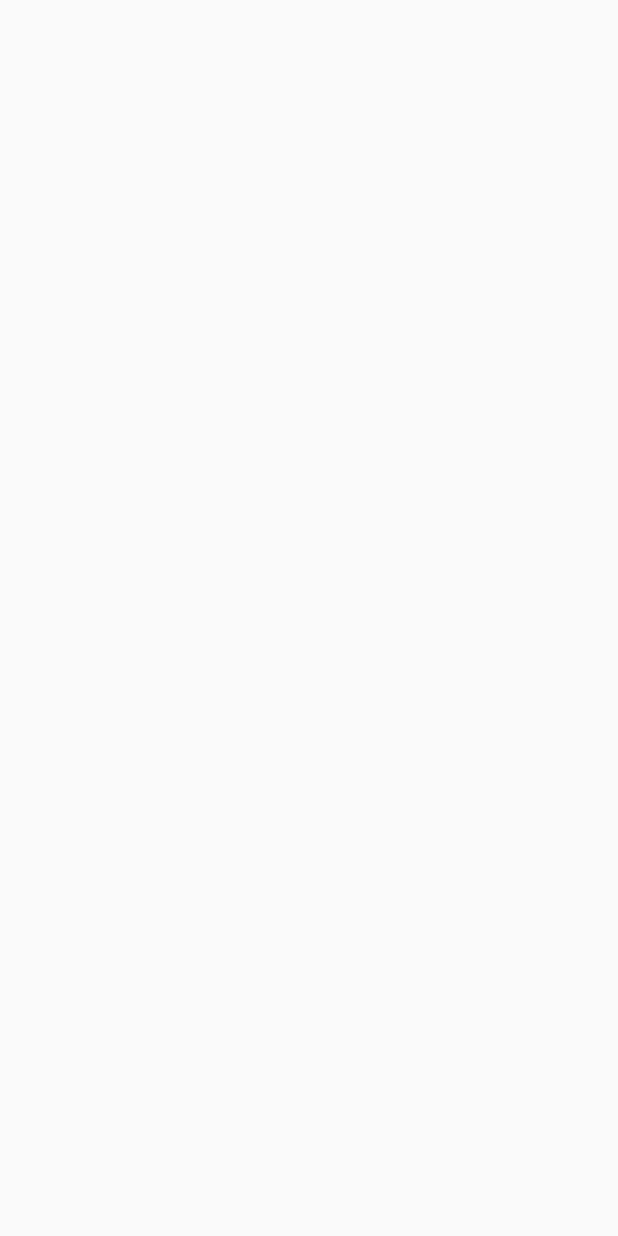
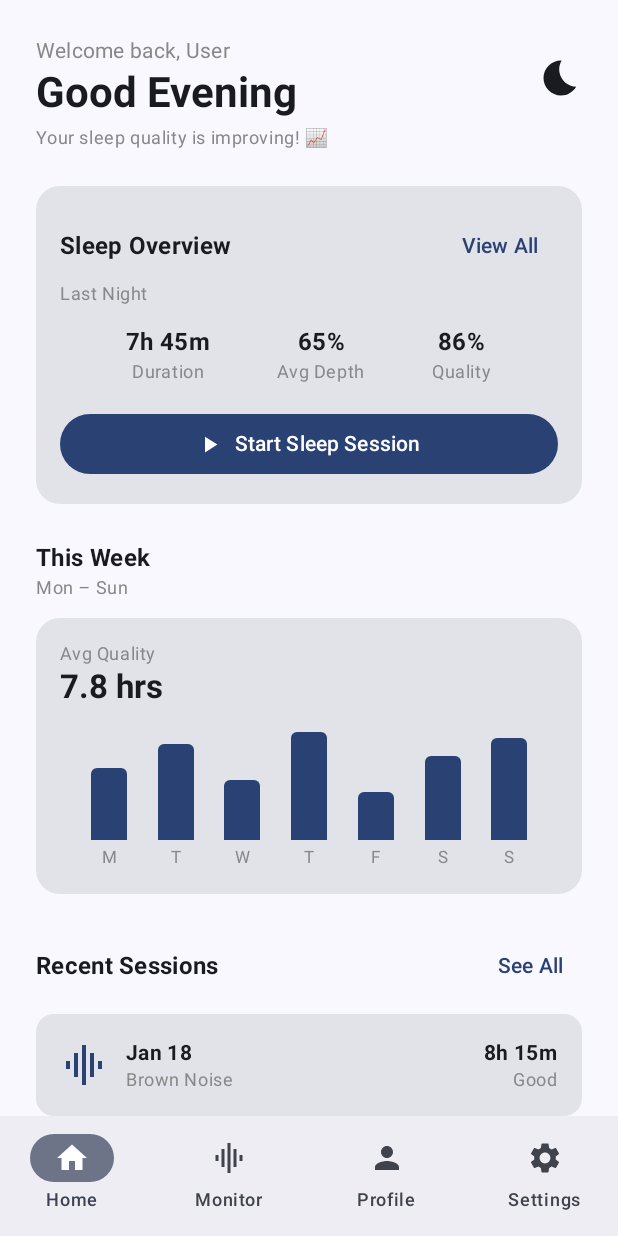
Before and after one commit to Sora-Andrea/CalmSpace, an Android app built with Jetpack Compose: the HomeScreen screen opened through its navigation route, on a phone screen of 412 x 824 dp. Before the commit the screen is empty. Run offline under Robolectric (Android 15) with nearby library versions, the light colour scheme and no system bars.

Commit message:
Home Screen implemented

```diff
--- a/app/src/main/java/com/calmspace/MainActivity.kt
+++ b/app/src/main/java/com/calmspace/MainActivity.kt
@@ -4,14 +4,45 @@ import android.os.Bundle
 import androidx.activity.ComponentActivity
 import androidx.activity.compose.setContent
 import androidx.activity.enableEdgeToEdge
+import androidx.compose.foundation.layout.padding
+import androidx.compose.material3.Scaffold
+import androidx.compose.ui.Modifier
 import androidx.navigation.compose.NavHost
 import androidx.navigation.compose.composable
+import androidx.navigation.compose.currentBackStackEntryAsState
 import androidx.navigation.compose.rememberNavController
 import com.calmspace.ui.authentication.LoginScreen
 import com.calmspace.ui.authentication.SignupScreen
 import com.calmspace.ui.authentication.WelcomeScreen
+import com.calmspace.ui.components.BottomNavigationBar
 import com.calmspace.ui.onboarding.QuestionnaireScreen
+import com.calmspace.ui.screens.HomeScreen
 import com.calmspace.ui.theme.CalmSpaceTheme
+
+// ─────────────────────────────────────────────
+// Route Constants
+// TODO: Move to a dedicated Routes.kt file
+// ─────────────────────────────────────────────
+object Routes {
+    const val WELCOME = "welcome"
+    const val LOGIN = "login"
+    const val SIGNUP = "signup"
+    const val QUESTIONNAIRE = "questionnaire"
+    const val HOME = "home"
+    const val MONITOR = "monitor"
+    const val PROFILE = "profile"
+    const val SETTINGS = "settings"
+}
+
+// ─────────────────────────────────────────────
+// Screens where the bottom nav bar should show
+// ─────────────────────────────────────────────
+val bottomNavRoutes = setOf(
+    Routes.HOME,
+    Routes.MONITOR,
+    Routes.PROFILE,
+    Routes.SETTINGS
+)
 
 class MainActivity : ComponentActivity() {
 
@@ -23,26 +54,46 @@ class MainActivity : ComponentActivity() {
             CalmSpaceTheme {
 
                 val navController = rememberNavController()
+                val currentRoute = navController
+                    .currentBackStackEntryAsState().value?.destination?.route
+
+                Scaffold(
+                    bottomBar = {
+                        if (currentRoute in bottomNavRoutes) {
+                            BottomNavigationBar(
+                                currentRoute = currentRoute,
+                                onNavigate = { route ->
+                                    navController.navigate(route) {
+                                        popUpTo(Routes.HOME) { saveState = true }
+                                        launchSingleTop = true
+                                        restoreState = true
+                                    }
+                                }
+                            )
+                        }
+                    }
+                ) { innerPadding ->
 
                     NavHost(
                         navController = navController,
-                    startDestination = "welcome"
+                        startDestination = Routes.WELCOME,
+                        modifier = Modifier.padding(innerPadding)
                     ) {
 
                         // ───────── Welcome Screen ─────────
-                    composable("welcome") {
+                        composable(Routes.WELCOME) {
                             WelcomeScreen(
                                 onLoginClick = {
-                                navController.navigate("login")
+                                    navController.navigate(Routes.LOGIN)
                                 },
                                 onSignupClick = {
-                                navController.navigate("signup")
+                                    navController.navigate(Routes.SIGNUP)
                                 }
                             )
                         }
 
                         // ───────── Login Screen ─────────
-                    composable("login") {
+                        composable(Routes.LOGIN) {
                             LoginScreen(
                                 onBack = {
                                     navController.popBackStack()
@@ -51,13 +102,15 @@ class MainActivity : ComponentActivity() {
                                     // TODO:
                                     // - Authenticate user
                                     // - Handle success / error
-                                navController.navigate("home")
+                                    navController.navigate(Routes.HOME) {
+                                        popUpTo(Routes.WELCOME) { inclusive = true }
+                                    }
                                 }
                             )
                         }
 
                         // ───────── Signup Screen ─────────
-                    composable("signup") {
+                        composable(Routes.SIGNUP) {
                             SignupScreen(
                                 onBackToLogin = {
                                     navController.popBackStack()
@@ -66,35 +119,53 @@ class MainActivity : ComponentActivity() {
                                     // TODO:
                                     // - Create account
                                     // - Handle success / error
-
-                                // IMPORTANT:
-                                // Signup now goes to onboarding questionnaire
-                                navController.navigate("questionnaire")
+                                    navController.navigate(Routes.QUESTIONNAIRE)
                                 }
                             )
                         }
 
                         // ───────── Questionnaire Screen ─────────
-                    composable("questionnaire") {
+                        composable(Routes.QUESTIONNAIRE) {
                             QuestionnaireScreen(
                                 onFinish = {
                                     // TODO:
                                     // - Save onboarding completion
-                                // - Navigate to dashboard
-                                navController.navigate("home") {
-                                    popUpTo("welcome") { inclusive = true }
+                                    navController.navigate(Routes.HOME) {
+                                        popUpTo(Routes.WELCOME) { inclusive = true }
                                     }
                                 }
                             )
                         }
 
-                    // ───────── Home Screen (placeholder) ─────────
-                    composable("home") {
-                        // TODO:
-                        // Replace with real dashboard / bottom navigation
+                        // ───────── Home Screen ─────────
+                        composable(Routes.HOME) {
+                            HomeScreen(
+                                onStartSession = {
+                                    // TODO: Navigate to active sleep session screen
+                                },
+                                onSeeAllSessions = {
+                                    // TODO: Navigate to session history screen
+                                }
+                            )
+                        }
+
+                        // ───────── Monitor Screen (placeholder) ─────────
+                        composable(Routes.MONITOR) {
+                            // TODO: Replace with real MonitorScreen
+                        }
+
+                        // ───────── Profile Screen (placeholder) ─────────
+                        composable(Routes.PROFILE) {
+                            // TODO: Replace with real ProfileScreen
+                        }
+
+                        // ───────── Settings Screen (placeholder) ─────────
+                        composable(Routes.SETTINGS) {
+                            // TODO: Replace with real SettingsScreen
                         }
                     }
                 }
             }
         }
     }
+}
--- a/app/src/main/java/com/calmspace/ui/componets/bottomNavigationBar.kt
+++ b/app/src/main/java/com/calmspace/ui/componets/bottomNavigationBar.kt
@@ -1,9 +1,9 @@
 package com.calmspace.ui.components
 
 import androidx.compose.material.icons.Icons
-import androidx.compose.material.icons.filled.AccountBox
-import androidx.compose.material.icons.filled.Favorite
+import androidx.compose.material.icons.filled.GraphicEq
 import androidx.compose.material.icons.filled.Home
+import androidx.compose.material.icons.filled.Person
 import androidx.compose.material.icons.filled.Settings
 import androidx.compose.material3.Icon
 import androidx.compose.material3.NavigationBar
@@ -12,39 +12,43 @@ import androidx.compose.material3.Text
 import androidx.compose.runtime.Composable
 
 // ─────────────────────────────────────────────
-// Bottom Navigation
+// Bottom Navigation Bar
+// Shown on all main app screens (home, monitor,
+// profile, settings)
 // ─────────────────────────────────────────────
 
 @Composable
-fun BottomNavigationBar()
-{
+fun BottomNavigationBar(
+    currentRoute: String?,
+    onNavigate: (String) -> Unit
+) {
     NavigationBar {
 
         NavigationBarItem(
-            selected = true,
-            onClick = { },
-            icon = { Icon(Icons.Default.Home, null) },
+            selected = currentRoute == "home",
+            onClick = { onNavigate("home") },
+            icon = { Icon(Icons.Default.Home, contentDescription = "Home") },
             label = { Text("Home") }
         )
 
         NavigationBarItem(
-            selected = false,
-            onClick = { },
-            icon = { Icon(Icons.Default.Favorite, null) },
+            selected = currentRoute == "monitor",
+            onClick = { onNavigate("monitor") },
+            icon = { Icon(Icons.Default.GraphicEq, contentDescription = "Monitor") },
             label = { Text("Monitor") }
         )
 
         NavigationBarItem(
-            selected = false,
-            onClick = { },
-            icon = { Icon(Icons.Default.AccountBox, null) },
+            selected = currentRoute == "profile",
+            onClick = { onNavigate("profile") },
+            icon = { Icon(Icons.Default.Person, contentDescription = "Profile") },
             label = { Text("Profile") }
         )
 
         NavigationBarItem(
-            selected = false,
-            onClick = { },
-            icon = { Icon(Icons.Default.Settings, null) },
+            selected = currentRoute == "settings",
+            onClick = { onNavigate("settings") },
+            icon = { Icon(Icons.Default.Settings, contentDescription = "Settings") },
             label = { Text("Settings") }
         )
     }
--- /dev/null
+++ b/app/src/main/java/com/calmspace/ui/screens/HomeScreen.kt
@@ -0,0 +1,390 @@
+package com.calmspace.ui.screens
+
+import androidx.compose.foundation.background
+import androidx.compose.foundation.layout.*
+import androidx.compose.foundation.rememberScrollState
+import androidx.compose.foundation.shape.RoundedCornerShape
+import androidx.compose.foundation.verticalScroll
+import androidx.compose.material.icons.Icons
+import androidx.compose.material.icons.filled.Bedtime
+import androidx.compose.material.icons.filled.GraphicEq
+import androidx.compose.material.icons.filled.PlayArrow
+import androidx.compose.material3.*
+import androidx.compose.runtime.*
+import androidx.compose.ui.Alignment
+import androidx.compose.ui.Modifier
+import androidx.compose.ui.draw.clip
+import androidx.compose.ui.graphics.Color
+import androidx.compose.ui.text.font.FontWeight
+import androidx.compose.ui.unit.dp
+import androidx.compose.ui.unit.sp
+
+// ─────────────────────────────────────────────
+// Home Screen
+// Main dashboard shown after login / onboarding
+// ─────────────────────────────────────────────
+
+@Composable
+fun HomeScreen(
+    onStartSession: () -> Unit,
+    onSeeAllSessions: () -> Unit // TODO: Navigate to full session history screen
+) {
+
+    // ─────────────────────────────────────────────
+    // Placeholder Data
+    // TODO: Replace with ViewModel + Room database
+    // ─────────────────────────────────────────────
+
+    // TODO: Derive greeting from system time
+    val greeting = "Good Evening"
+
+    // TODO: Replace with real user profile from database
+    val username = "User"
+
+    // TODO: Replace with real sleep quality score from last session
+    val sleepQualityMessage = "Your sleep quality is improving! 📈"
+
+    // TODO: Replace with last night's session data from Room
+    val lastNightHours = "7h 45m"
+    val lastNightDepth = "65%"
+    val lastNightQuality = "86%"
+
+    // TODO: Replace with weekly session aggregates from Room
+    // Values represent relative sleep duration per day (0.0 - 1.0) for bar chart
+    // Order: Mon, Tue, Wed, Thu, Fri, Sat, Sun
+    val weeklyData = listOf(
+        Pair("M", 0.6f),
+        Pair("T", 0.8f),
+        Pair("W", 0.5f),
+        Pair("T", 0.9f),
+        Pair("F", 0.4f),
+        Pair("S", 0.7f),
+        Pair("S", 0.85f)
+    )
+
+    // TODO: Replace with actual weekly average from Room
+    val weeklyAverage = "7.8 hrs"
+
+    // TODO: Replace with most recent session from Room
+    val recentSessionDate = "Jan 18"
+    val recentSessionSound = "Brown Noise"
+    val recentSessionDuration = "8h 15m"
+    val recentSessionQuality = "Good"
+
+    // ─────────────────────────────────────────────
+    // Layout
+    // ─────────────────────────────────────────────
+    Column(
+        modifier = Modifier
+            .fillMaxSize()
+            .verticalScroll(rememberScrollState())
+            .padding(24.dp)
+    ) {
+
+        // ───────── Header ─────────
+        Row(
+            modifier = Modifier.fillMaxWidth(),
+            horizontalArrangement = Arrangement.SpaceBetween,
+            verticalAlignment = Alignment.CenterVertically
+        ) {
+            Column {
+                Text(
+                    text = "Welcome back, $username",
+                    style = MaterialTheme.typography.bodyMedium,
+                    color = Color.Gray
+                )
+                Text(
+                    text = greeting,
+                    style = MaterialTheme.typography.headlineMedium,
+                    fontWeight = FontWeight.Bold
+                )
+            }
+
+            // TODO: Wire to dark mode toggle or time-based display
+            Icon(
+                imageVector = Icons.Default.Bedtime,
+                contentDescription = "Night mode",
+                modifier = Modifier.size(28.dp)
+            )
+        }
+
+        Spacer(modifier = Modifier.height(4.dp))
+
+        Text(
+            text = sleepQualityMessage,
+            style = MaterialTheme.typography.bodySmall,
+            color = Color.Gray
+        )
+
+        Spacer(modifier = Modifier.height(24.dp))
+
+        // ───────── Sleep Overview Card ─────────
+        Card(
+            modifier = Modifier.fillMaxWidth(),
+            shape = RoundedCornerShape(16.dp)
+        ) {
+            Column(modifier = Modifier.padding(16.dp)) {
+
+                Row(
+                    modifier = Modifier.fillMaxWidth(),
+                    horizontalArrangement = Arrangement.SpaceBetween,
+                    verticalAlignment = Alignment.CenterVertically
+                ) {
+                    Text(
+                        text = "Sleep Overview",
+                        style = MaterialTheme.typography.titleMedium,
+                        fontWeight = FontWeight.Bold
+                    )
+
+                    // TODO: Navigate to full history screen
+                    TextButton(onClick = onSeeAllSessions) {
+                        Text("View All")
+                    }
+                }
+
+                Text(
+                    text = "Last Night",
+                    style = MaterialTheme.typography.bodySmall,
+                    color = Color.Gray
+                )
+
+                Spacer(modifier = Modifier.height(12.dp))
+
+                // ───── Stats Row ─────
+                Row(
+                    modifier = Modifier.fillMaxWidth(),
+                    horizontalArrangement = Arrangement.SpaceEvenly
+                ) {
+
+                    // TODO: Replace with real data from last session
+                    SleepStat(label = "Duration", value = lastNightHours)
+                    SleepStat(label = "Avg Depth", value = lastNightDepth)
+                    SleepStat(label = "Quality", value = lastNightQuality)
+                }
+
+                Spacer(modifier = Modifier.height(16.dp))
+
+                // ───── Start Session Button ─────
+                Button(
+                    onClick = onStartSession,
+                    modifier = Modifier.fillMaxWidth()
+                ) {
+                    Icon(
+                        imageVector = Icons.Default.PlayArrow,
+                        contentDescription = null,
+                        modifier = Modifier.size(18.dp)
+                    )
+                    Spacer(modifier = Modifier.width(8.dp))
+                    Text("Start Sleep Session")
+                }
+            }
+        }
+
+        Spacer(modifier = Modifier.height(24.dp))
+
+        // ───────── This Week Section ─────────
+        Text(
+            text = "This Week",
+            style = MaterialTheme.typography.titleMedium,
+            fontWeight = FontWeight.Bold
+        )
+
+        Text(
+            text = "Mon – Sun",
+            style = MaterialTheme.typography.bodySmall,
+            color = Color.Gray
+        )
+
+        Spacer(modifier = Modifier.height(12.dp))
+
+        Card(
+            modifier = Modifier.fillMaxWidth(),
+            shape = RoundedCornerShape(16.dp)
+        ) {
+            Column(modifier = Modifier.padding(16.dp)) {
+
+                Text(
+                    text = "Avg Quality",
+                    style = MaterialTheme.typography.bodySmall,
+                    color = Color.Gray
+                )
+
+                // TODO: Replace with real weekly average from Room
+                Text(
+                    text = weeklyAverage,
+                    style = MaterialTheme.typography.titleLarge,
+                    fontWeight = FontWeight.Bold
+                )
+
+                Spacer(modifier = Modifier.height(16.dp))
+
+                // ───── Bar Chart ─────
+                // TODO: Replace bar heights with real session duration data from Room
+                WeeklyBarChart(data = weeklyData)
+            }
+        }
+
+        Spacer(modifier = Modifier.height(24.dp))
+
+        // ───────── Recent Sessions Section ─────────
+        Row(
+            modifier = Modifier.fillMaxWidth(),
+            horizontalArrangement = Arrangement.SpaceBetween,
+            verticalAlignment = Alignment.CenterVertically
+        ) {
+            Text(
+                text = "Recent Sessions",
+                style = MaterialTheme.typography.titleMedium,
+                fontWeight = FontWeight.Bold
+            )
+
+            // TODO: Navigate to full session history screen
+            TextButton(onClick = onSeeAllSessions) {
+                Text("See All")
+            }
+        }
+
+        Spacer(modifier = Modifier.height(8.dp))
+
+        // TODO: Replace with real session list from Room (most recent only for now)
+        SessionRow(
+            date = recentSessionDate,
+            sound = recentSessionSound,
+            duration = recentSessionDuration,
+            quality = recentSessionQuality
+        )
+
+        Spacer(modifier = Modifier.height(24.dp))
+    }
+}
+
+// ─────────────────────────────────────────────
+// Sleep Stat Component
+// Displays a single labeled stat value
+// ─────────────────────────────────────────────
+
+@Composable
+fun SleepStat(
+    label: String,
+    value: String
+) {
+    Column(horizontalAlignment = Alignment.CenterHorizontally) {
+        Text(
+            text = value,
+            style = MaterialTheme.typography.titleMedium,
+            fontWeight = FontWeight.Bold
+        )
+        Text(
+            text = label,
+            style = MaterialTheme.typography.bodySmall,
+            color = Color.Gray
+        )
+    }
+}
+
+// ─────────────────────────────────────────────
+// Weekly Bar Chart Component
+// Simple canvas-free bar chart using Box composables
+// TODO: Replace with Vico or MPAndroidChart when
+//       real session data is available from Room
+// ─────────────────────────────────────────────
+
+@Composable
+fun WeeklyBarChart(
+    data: List<Pair<String, Float>> // Pair(dayLabel, relativeHeight 0.0-1.0)
+) {
+    val barMaxHeight = 80.dp
+
+    Row(
+        modifier = Modifier.fillMaxWidth(),
+        horizontalArrangement = Arrangement.SpaceEvenly,
+        verticalAlignment = Alignment.Bottom
+    ) {
+        data.forEach { (day, value) ->
+            Column(
+                horizontalAlignment = Alignment.CenterHorizontally,
+                verticalArrangement = Arrangement.Bottom
+            ) {
+                Box(
+                    modifier = Modifier
+                        .width(24.dp)
+                        .height(barMaxHeight * value)
+                        .clip(RoundedCornerShape(topStart = 4.dp, topEnd = 4.dp))
+                        .background(MaterialTheme.colorScheme.primary)
+                )
+                Spacer(modifier = Modifier.height(4.dp))
+                Text(
+                    text = day,
+                    style = MaterialTheme.typography.bodySmall,
+                    color = Color.Gray,
+                    fontSize = 11.sp
+                )
+            }
+        }
+    }
+}
+
+// ─────────────────────────────────────────────
+// Session Row Component
+// Displays a single past sleep session summary
+// TODO: Update to accept a Session data class
+//       once Room entity is defined
+// ─────────────────────────────────────────────
+
+@Composable
+fun SessionRow(
+    date: String,
+    sound: String,
+    duration: String,
+    quality: String
+) {
+    Card(
+        modifier = Modifier.fillMaxWidth(),
+        shape = RoundedCornerShape(12.dp)
+    ) {
+        Row(
+            modifier = Modifier
+                .fillMaxWidth()
+                .padding(16.dp),
+            horizontalArrangement = Arrangement.SpaceBetween,
+            verticalAlignment = Alignment.CenterVertically
+        ) {
+            Row(verticalAlignment = Alignment.CenterVertically) {
+                Icon(
+                    imageVector = Icons.Default.GraphicEq,
+                    contentDescription = null,
+                    modifier = Modifier.size(32.dp),
+                    tint = MaterialTheme.colorScheme.primary
+                )
+
+                Spacer(modifier = Modifier.width(12.dp))
+
+                Column {
+                    Text(
+                        text = date,
+                        style = MaterialTheme.typography.bodyMedium,
+                        fontWeight = FontWeight.Bold
+                    )
+                    Text(
+                        text = sound,
+                        style = MaterialTheme.typography.bodySmall,
+                        color = Color.Gray
+                    )
+                }
+            }
+
+            Column(horizontalAlignment = Alignment.End) {
+                Text(
+                    text = duration,
+                    style = MaterialTheme.typography.bodyMedium,
+                    fontWeight = FontWeight.Bold
+                )
+                Text(
+                    text = quality,
+                    style = MaterialTheme.typography.bodySmall,
+                    color = Color.Gray
+                )
+            }
+        }
+    }
+}
```
Lines whose indentation alone changed are shown as unchanged.
